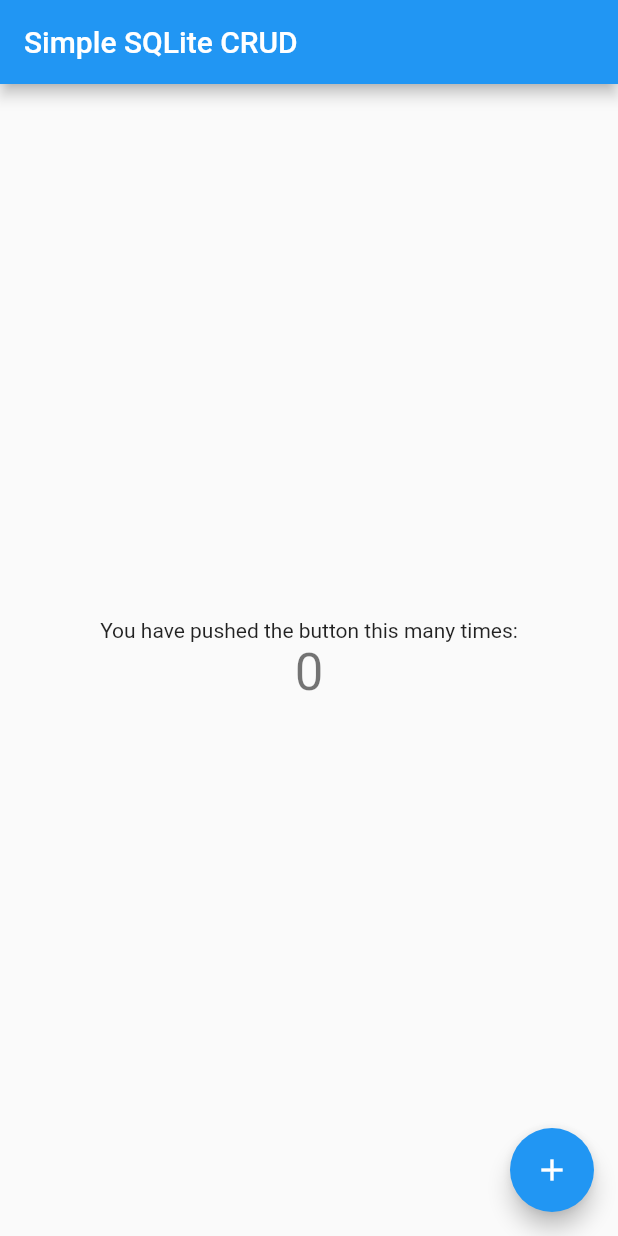
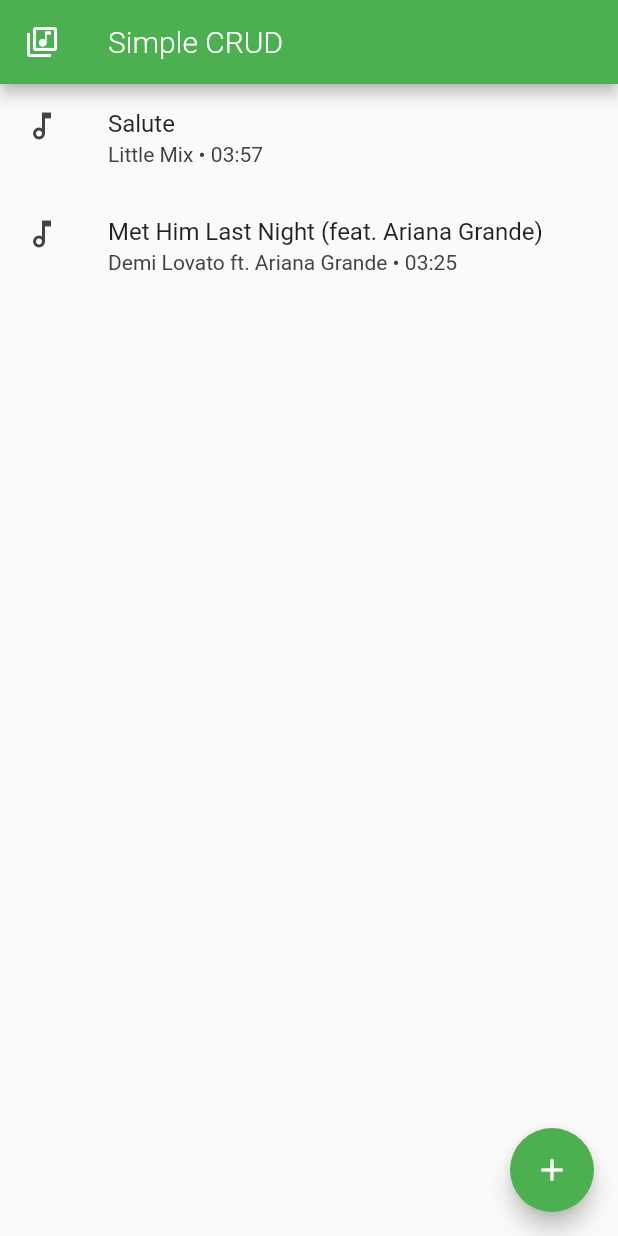
Before and after one commit to JuanMarcos14/simplesongscrud, a Flutter app: the screen it shows after launch, on a phone screen of 412 x 824 dp. Run offline on Flutter 3.47's test engine with Material 2 defaults, Android fonts, the phone set to English and light mode, and no system bars.

Commit message:
agregada la clase song y el ListView para mostrarlas en la app. Not db implementation yet.

```diff
--- a/lib/main.dart
+++ b/lib/main.dart
@@ -1,4 +1,6 @@
 import 'package:flutter/material.dart';
+
+import 'pages/songs_list_page.dart';
 
 void main() {
   runApp(const MyApp());
@@ -10,12 +12,12 @@ class MyApp extends StatelessWidget {
   @override
   Widget build(BuildContext context) {
     return MaterialApp(
-      title: 'Simple Crud',
-      theme: ThemeData(
-        primarySwatch: Colors.blue,
-      ),
-      home: const MyHomePage(title: 'Simple SQLite CRUD'),
-    );
+        title: 'Simple Crud',
+        theme: ThemeData(
+          primarySwatch: Colors.green,
+        ),
+        // home: const MyHomePage(title: 'Simple SQLite CRUD'),
+        home: SongsListPage());
   }
 }
 
--- /dev/null
+++ b/lib/models/songs_class.dart
@@ -0,0 +1,28 @@
+class Song {
+  final int id;
+  final String title;
+  final String artists;
+  final int duration;
+
+  Song({
+    required this.id,
+    required this.title,
+    required this.artists,
+    required this.duration,
+  });
+}
+
+List<Song> sampleSongs = [
+  Song(id: 1, title: 'Salute', artists: 'Little Mix', duration: 237),
+  Song(
+      id: 2,
+      title: 'Met Him Last Night (feat. Ariana Grande)',
+      artists: 'Demi Lovato ft. Ariana Grande',
+      duration: 205)
+];
+
+String getTimeFromSecongs(int seconds) {
+  var d = Duration(seconds: seconds);
+  List<String> parts = d.toString().split(':');
+  return '${parts[1]}:${parts[2].split('.')[0]}';
+}
--- /dev/null
+++ b/lib/pages/songs_list_page.dart
@@ -0,0 +1,42 @@
+import 'package:flutter/material.dart';
+import 'package:simplecrudctej/models/songs_class.dart';
+
+class SongsListPage extends StatefulWidget {
+  const SongsListPage({Key? key}) : super(key: key);
+
+  @override
+  State<SongsListPage> createState() => _SongsListPageState();
+}
+
+class _SongsListPageState extends State<SongsListPage> {
+  final List<Song> songs = sampleSongs;
+
+  @override
+  Widget build(BuildContext context) {
+    return Scaffold(
+      appBar: AppBar(
+          leading: const Icon(Icons.library_music_outlined),
+          title: const Text('Simple CRUD',
+              style: TextStyle(fontWeight: FontWeight.w300))),
+      body: ListView.builder(
+        itemCount: songs.length,
+        itemBuilder: (context, index) {
+          return ListTile(
+            leading:
+                Icon(Icons.audiotrack_outlined, color: Colors.grey.shade800),
+            title: Text(songs[index].title),
+            subtitle: Text(
+              '${songs[index].artists} • ${getTimeFromSecongs(songs[index].duration)}',
+              style: TextStyle(color: Colors.grey.shade800),
+            ),
+          );
+        },
+      ),
+      floatingActionButton: FloatingActionButton(
+        onPressed: () {},
+        tooltip: 'Increment',
+        child: const Icon(Icons.add),
+      ),
+    );
+  }
+}
--- a/pubspec.yaml
+++ b/pubspec.yaml
@@ -29,8 +29,8 @@ environment:
 dependencies:
   flutter:
     sdk: flutter
-
-
+  sqflite:
+  path:
   # The following adds the Cupertino Icons font to your application.
   # Use with the CupertinoIcons class for iOS style icons.
   cupertino_icons: ^1.0.2
```
Also changed, not shown: lib/models/database.dart (added, +15 -0 lines), pubspec.lock.
